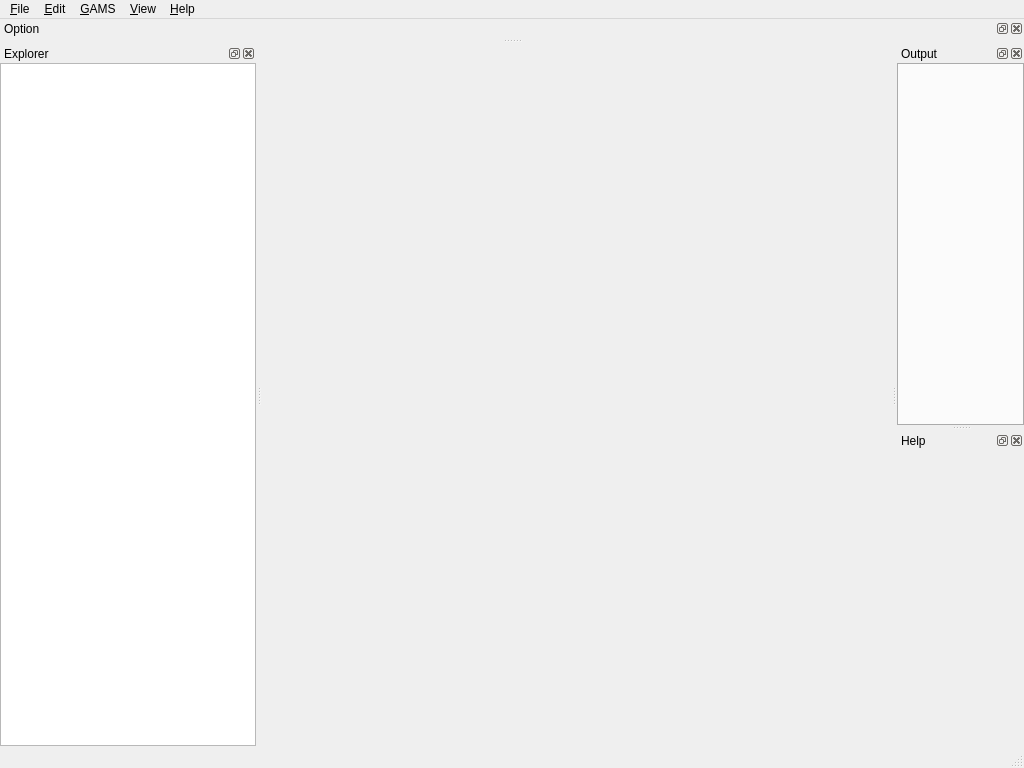
Above: src/mainwindow.ui from GAMS-dev/studio before the change. Below: the same form after it.
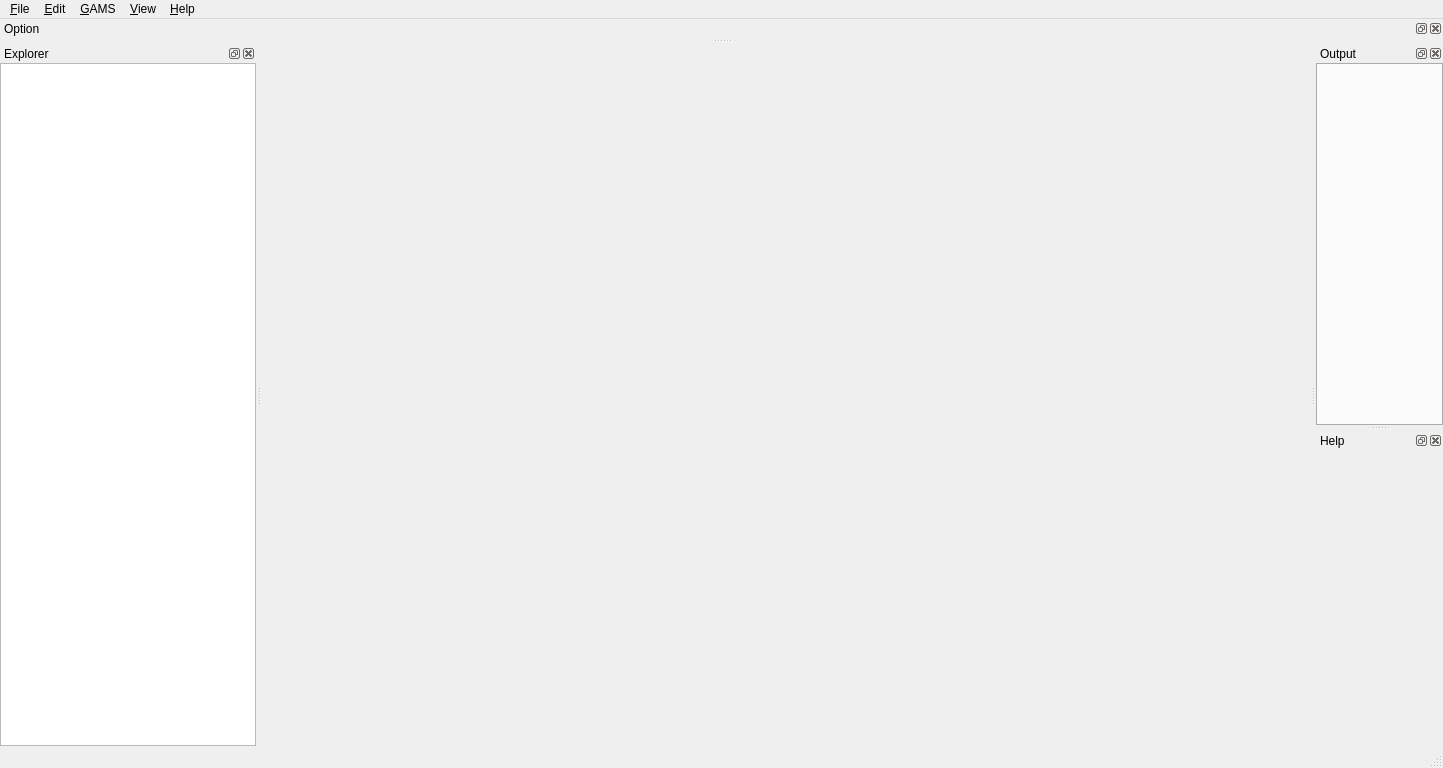
That is the form after the change. Icons and pictures are not drawn.

Commit message: stacked help under log by default

Patch:
```diff
--- a/src/mainwindow.ui
+++ b/src/mainwindow.ui
@@ -6,7 +6,7 @@
    <rect>
     <x>0</x>
     <y>0</y>
-    <width>1024</width>
+    <width>1443</width>
     <height>768</height>
    </rect>
   </property>
@@ -91,7 +91,7 @@
     <rect>
      <x>0</x>
      <y>0</y>
-     <width>1024</width>
+     <width>1443</width>
      <height>31</height>
     </rect>
    </property>
```
The commit also changes 1 other file.
